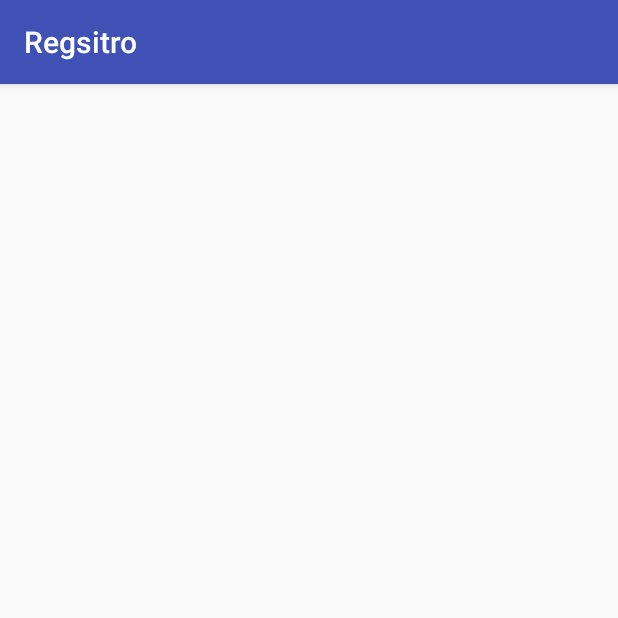
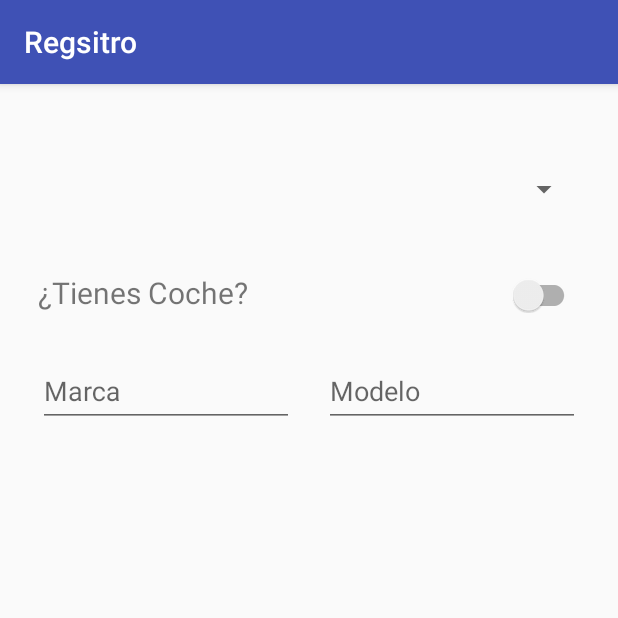
Before and after one commit to rafaelpedrajas/UCar, an Android app: the Registro screen opened directly, with no data from a screen before it, after a tap on "CONTINUAR", on a phone screen of 412 x 824 dp, the top half of it. Run offline under Robolectric (Android 15) with nearby library versions, the phone set to English and light mode, and no system bars; our stand-ins replace Volley; libraries missing offline, so code that uses them is left out: fr.ganfra.materialspinner; plain views replace MaterialSpinner; network calls fail; 5 statements that could not run were skipped.

Commit message:
Datos coche registro

```diff
--- a/app/src/main/java/com/rafaelpedrajas/ucar/Registro.java
+++ b/app/src/main/java/com/rafaelpedrajas/ucar/Registro.java
@@ -4,13 +4,16 @@ import android.content.Intent;
 import android.support.design.widget.TextInputEditText;
 import android.support.v7.app.AppCompatActivity;
 import android.os.Bundle;
+import android.support.v7.widget.SwitchCompat;
 import android.text.Layout;
 import android.util.Log;
 import android.view.View;
 import android.widget.AdapterView;
 import android.widget.ArrayAdapter;
 import android.widget.Button;
+import android.widget.CompoundButton;
 import android.widget.LinearLayout;
+import android.widget.Switch;
 import android.widget.Toast;
 
 import com.android.volley.Request;
@@ -39,6 +42,15 @@ public class Registro extends AppCompatActivity implements AdapterView.OnItemSel
     // Session Manager Class
     SessionManager session;
 
+    LinearLayout elegirCoche;
+    LinearLayout primerLayout;
+    LinearLayout segundoLayout;
+
+    Button botonRegistro;
+    Button botonContinuar;
+
+    SwitchCompat switchCoche;
+
     @Override
     protected void onCreate(Bundle savedInstanceState)
     {
@@ -46,28 +58,41 @@ public class Registro extends AppCompatActivity implements AdapterView.OnItemSel
         setContentView(R.layout.activity_registro);
 
         //Mostrar primera vista
-        final LinearLayout primerLayout = (LinearLayout) findViewById(R.id.primerLayout);
-        final LinearLayout segundoLayout = (LinearLayout) findViewById(R.id.segundoLayout);
+        primerLayout = (LinearLayout) findViewById(R.id.primerLayout);
+        segundoLayout = (LinearLayout) findViewById(R.id.segundoLayout);
+
+        elegirCoche = (LinearLayout) findViewById(R.id.elegirCoche);
+
+        switchCoche = (SwitchCompat)findViewById(R.id.switchCoche);
 
         primerLayout.setVisibility(View.VISIBLE);
-
+        segundoLayout.setVisibility(View.GONE);
 
 
         //Funcionalidad botones vistas
-        Button registro = (Button)findViewById(R.id.botonRegistro);
-        Button continuar = (Button)findViewById(R.id.botonContinuar);
+        botonRegistro = (Button)findViewById(R.id.botonRegistro);
+        botonContinuar = (Button)findViewById(R.id.botonContinuar);
 
-        continuar.setOnClickListener(new View.OnClickListener()
+        botonContinuar.setOnClickListener(new View.OnClickListener()
         {
             @Override
             public void onClick(View view)
             {
-                primerLayout.setVisibility(View.INVISIBLE);
+                primerLayout.setVisibility(View.GONE);
                 segundoLayout.setVisibility(View.VISIBLE);
             }
         });
 
-        registro.setOnClickListener(new View.OnClickListener()
+        switchCoche.setOnCheckedChangeListener(new CompoundButton.OnCheckedChangeListener()
+        {
+            @Override
+            public void onCheckedChanged(CompoundButton compoundButton, boolean b)
+            {
+
+            }
+        });
+
+        botonRegistro.setOnClickListener(new View.OnClickListener()
         {
             @Override
             public void onClick(View view)
@@ -328,6 +353,9 @@ public class Registro extends AppCompatActivity implements AdapterView.OnItemSel
                 else
                 {
                     spUniversidades.setVisibility(View.GONE);
+                    elegirCoche.setVisibility(View.GONE);
+                    botonRegistro.setVisibility(View.GONE);
+                    switchCoche.setChecked(false);
                 }
 
                 /*
@@ -354,6 +382,18 @@ public class Registro extends AppCompatActivity implements AdapterView.OnItemSel
             {
                 //Do another thing
                 //Toast.makeText(this, "Option Selected: " + adapterView.getSelectedItem().toString(), Toast.LENGTH_SHORT).show();
+                if(i!=-1)
+                {
+                    //Ponemos la capa del coche y el boton de registrar visible
+                    elegirCoche.setVisibility(View.VISIBLE);
+                    botonRegistro.setVisibility(View.VISIBLE);
+                }
+                else
+                {
+                    elegirCoche.setVisibility(View.GONE);
+                    botonRegistro.setVisibility(View.GONE);
+                    switchCoche.setChecked(false);
+                }
                 break;
             }
         }
--- a/app/src/main/res/layout/activity_registro.xml
+++ b/app/src/main/res/layout/activity_registro.xml
@@ -107,7 +107,7 @@
         android:layout_width="match_parent"
         android:layout_height="match_parent"
         android:orientation="vertical"
-        android:visibility="gone">
+        android:visibility="visible">
 
         <fr.ganfra.materialspinner.MaterialSpinner
             android:id="@+id/spProvincias"
@@ -132,13 +132,80 @@
             app:ms_alignLabels="false"
             android:visibility="gone"/>
 
+
+        <LinearLayout
+            android:id="@+id/elegirCoche"
+            android:layout_width="match_parent"
+            android:layout_height="wrap_content"
+            android:orientation="horizontal"
+            android:layout_marginTop="20dp"
+            android:visibility="visible">
+
+            <TextView
+                android:layout_width="wrap_content"
+                android:layout_height="wrap_content"
+                android:text="¿Tienes Coche?"
+                android:textSize="20sp"
+                android:layout_weight="90"/>
+
+            <android.support.v7.widget.SwitchCompat
+                android:id="@+id/switchCoche"
+                android:layout_width="wrap_content"
+                android:layout_height="wrap_content"
+                android:checked="false"
+                android:layout_weight="10"/>
+
+        </LinearLayout>
+
+        <LinearLayout
+            android:id="@+id/datosCoche"
+            android:layout_width="match_parent"
+            android:layout_height="wrap_content"
+            android:orientation="horizontal"
+            android:layout_marginTop="20dp"
+            android:visibility="visible">
+
+            <android.support.design.widget.TextInputLayout
+                android:id="@+id/tILMarca"
+                android:layout_width="wrap_content"
+                android:layout_height="wrap_content"
+                android:hint="Marca"
+                android:paddingRight="10dp"
+                android:layout_weight="50">
+
+                <android.support.design.widget.TextInputEditText
+                    android:id="@+id/eTMarca"
+                    android:layout_width="match_parent"
+                    android:layout_height="wrap_content"/>
+
+            </android.support.design.widget.TextInputLayout>
+
+            <android.support.design.widget.TextInputLayout
+                android:id="@+id/tILModelo"
+                android:layout_width="wrap_content"
+                android:layout_height="wrap_content"
+                android:hint="Modelo"
+                android:paddingLeft="10dp"
+                android:layout_weight="50">
+
+                <android.support.design.widget.TextInputEditText
+                    android:id="@+id/eTModelo"
+                    android:layout_width="match_parent"
+                    android:layout_height="wrap_content"/>
+
+            </android.support.design.widget.TextInputLayout>
+
+        </LinearLayout>
+
+
         <Button style="@style/Widget.AppCompat.Button.Colored"
                 android:id="@+id/botonRegistro"
                 android:layout_width="wrap_content"
                 android:layout_height="wrap_content"
                 android:layout_marginTop="20dp"
                 android:layout_gravity="center"
-                android:text="Registrarme" >
+                android:text="Registrarme"
+                android:visibility="gone">
 
         </Button>
 
```
